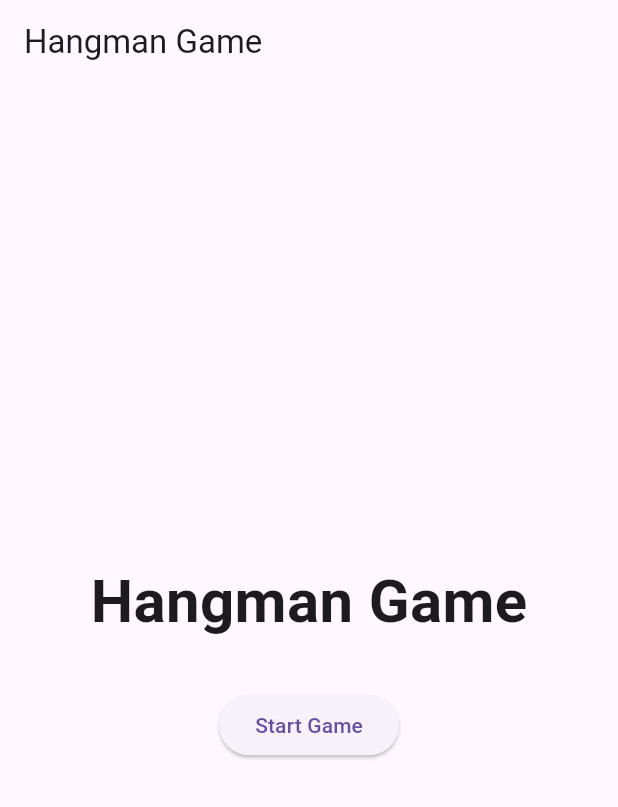
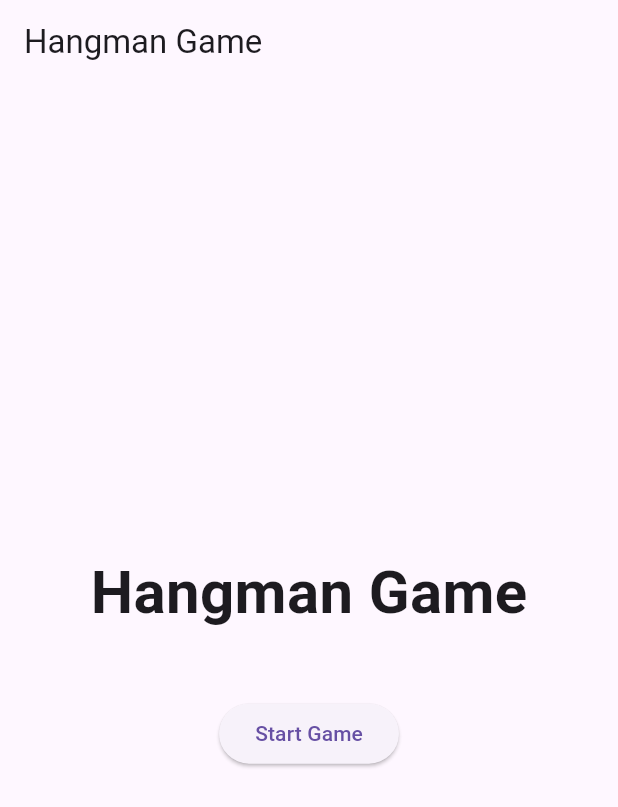
Before and after one commit to nazikanshaffAM/spello_onebysix, a Flutter app: the screen it shows after launch, on a phone screen of 412 x 824 dp. Shown: the top 807 px of the screen. Run offline on Flutter 3.47's test engine with Material 3 defaults, Android fonts, the phone set to English and light mode, and no system bars; our stand-ins replace fl_chart, flutter_slidable, lottie, shared_preferences, shelf, smooth_page_indicator; missing offline and left inert: record, shelf_router, tutorial_coach_mark; project files that could hold a hidden picture were left out.

Commit message:
feat: added media query to start screen

```diff
--- a/game2/lib/ui/start_screen.dart
+++ b/game2/lib/ui/start_screen.dart
@@ -44,7 +44,7 @@ class StartScreen extends StatelessWidget {
                 fontWeight: FontWeight.bold, // Make the text bold
               ),
             ),
-            SizedBox(height: 30.0), // Add space between elements
+            SizedBox(height: MediaQuery.of(context).size.height * 0.05), // Add space between elements
             // Button to start the game
             ElevatedButton(
               child: Text('Start Game'), // Button text
```
